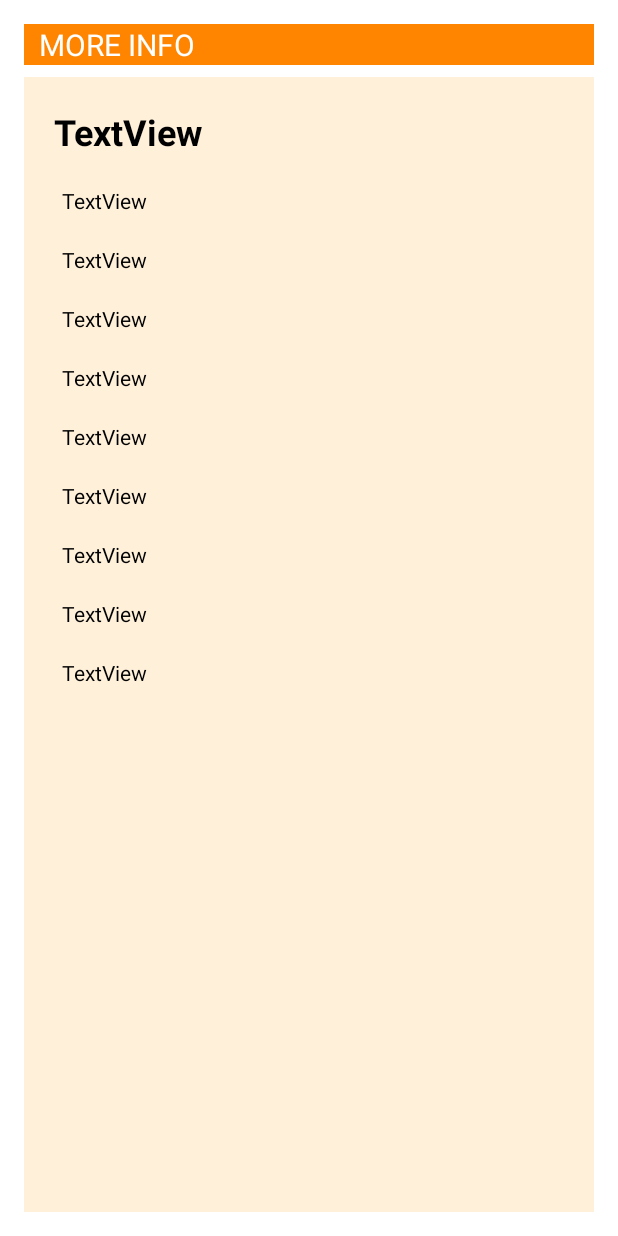
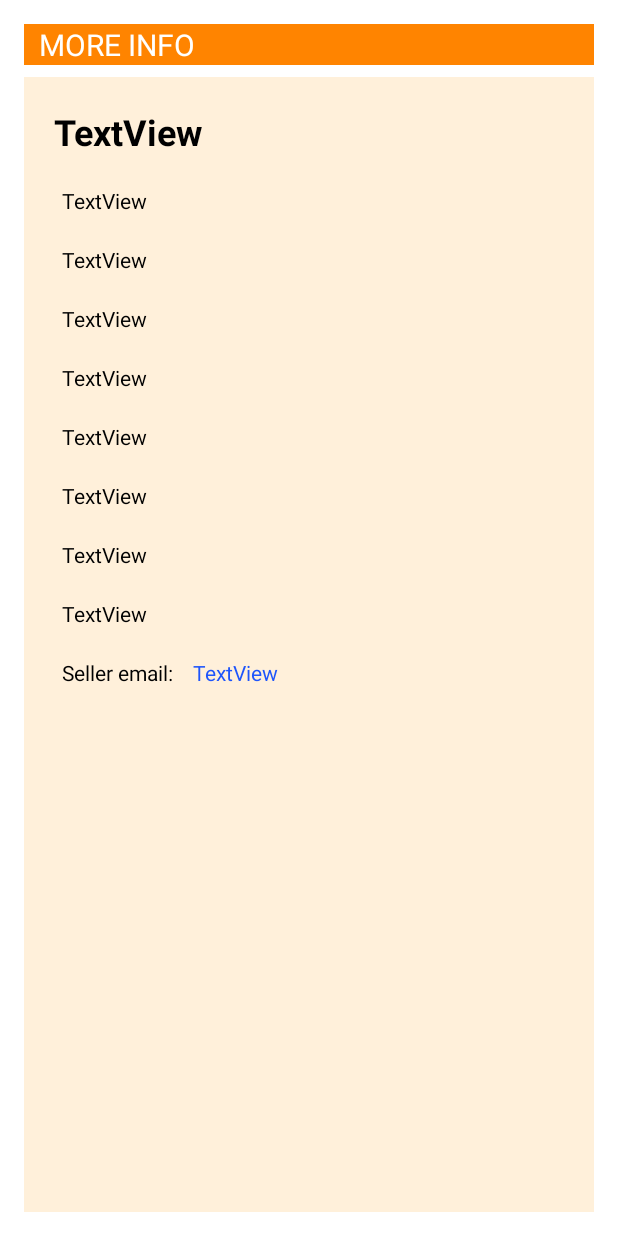
Before and after one commit to annakim2022/Oxy-Book-Exchange, an Android app: the layout activity_info.xml on its own in the app's theme, with its tools: preview values and no code run, on a phone screen of 412 x 824 dp. Run offline under Robolectric (Android 15) with nearby library versions, the phone set to English and light mode, and no system bars.

Commit message:
hyperlinked email

```diff
--- a/app/src/main/java/com/example/oxybookexchange/CreateActivity.java
+++ b/app/src/main/java/com/example/oxybookexchange/CreateActivity.java
@@ -45,8 +45,6 @@ public class CreateActivity extends AppCompatActivity {
         super.onCreate(savedInstanceState);
         setContentView(R.layout.activity_create);
 
-        String email = PreferenceManager.getDefaultSharedPreferences(this).getString("email", "bkim4@oxy.edu");
-
         input_isbn = findViewById(R.id.input_isbn);
         input_title = findViewById(R.id.input_title);
         input_quality = findViewById(R.id.input_quality);
@@ -86,7 +84,7 @@ public class CreateActivity extends AppCompatActivity {
                     yearPublished = input_yearPublished.getText().toString();
                     professors = input_professors.getText().toString();
 
-                    String email = PreferenceManager.getDefaultSharedPreferences(CreateActivity.this).getString("email", "bkim4@oxy.edu");
+                    String email = PreferenceManager.getDefaultSharedPreferences(CreateActivity.this).getString("email", "");
                     String postUrl = "http://134.69.236.202:3308/newlisting";
                     RequestQueue requestQueue = Volley.newRequestQueue(CreateActivity.this);
 
--- a/app/src/main/res/layout/activity_info.xml
+++ b/app/src/main/res/layout/activity_info.xml
@@ -130,14 +130,31 @@
                 android:text="TextView"
                 android:textColor="@color/black" />
 
-            <TextView
-                android:id="@+id/email"
+            <LinearLayout
                 android:layout_width="match_parent"
-                android:layout_height="wrap_content"
-                android:layout_margin="10dp"
-                android:paddingLeft="5dp"
-                android:text="TextView"
-                android:textColor="@color/black" />
+                android:layout_height="match_parent"
+                android:orientation="horizontal">
+
+                <TextView
+                    android:id="@+id/textView"
+                    android:layout_width="wrap_content"
+                    android:layout_height="wrap_content"
+                    android:layout_marginTop="10dp"
+                    android:layout_marginLeft="10dp"
+                    android:layout_marginBottom="10dp"
+                    android:paddingLeft="5dp"
+                    android:textColor="@color/black"
+                    android:text="Seller email: " />
+
+                <TextView
+                    android:id="@+id/email"
+                    android:layout_width="match_parent"
+                    android:layout_height="wrap_content"
+                    android:layout_margin="10dp"
+                    android:text="TextView"
+                    android:textColor="#1E55FB" />
+            </LinearLayout>
+
         </LinearLayout>
     </ScrollView>
 
```
Also changed, not shown: app/src/main/java/com/example/oxybookexchange/InfoActivity.java (+20 -9 lines), app/src/main/java/com/example/oxybookexchange/MenuActivity.java (+3 -11 lines), app/src/main/java/com/example/oxybookexchange/MyInfoActivity.java (+1 -8 lines), app/src/main/java/com/example/oxybookexchange/SignInActivity.java (+2 -6 lines).
